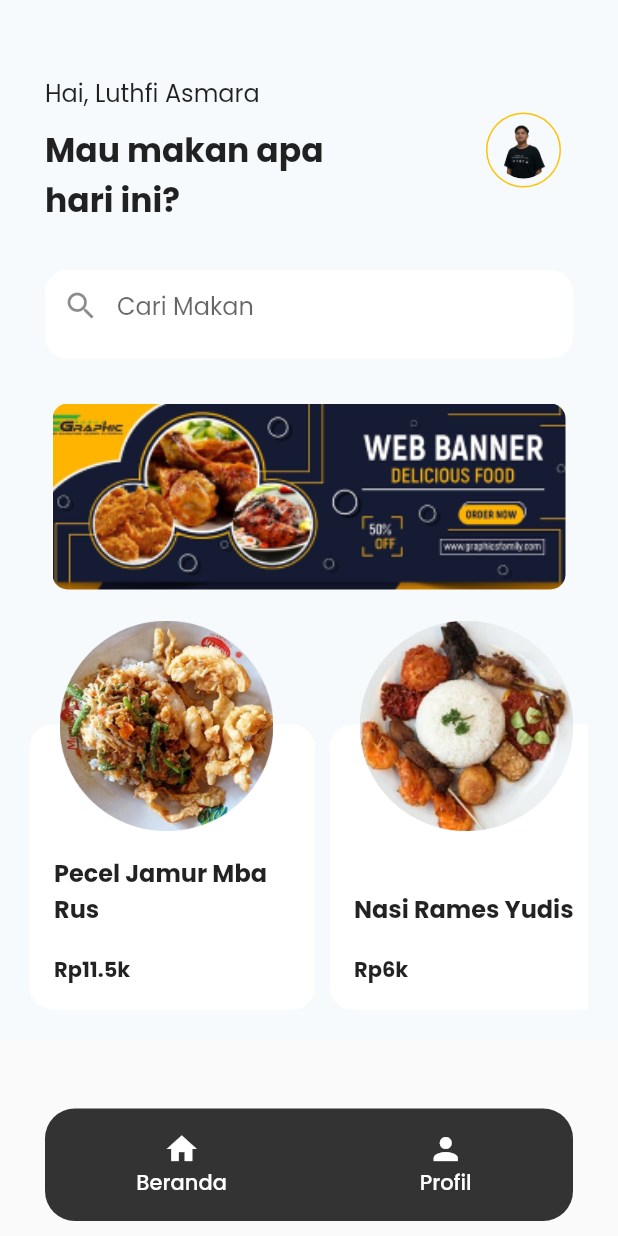
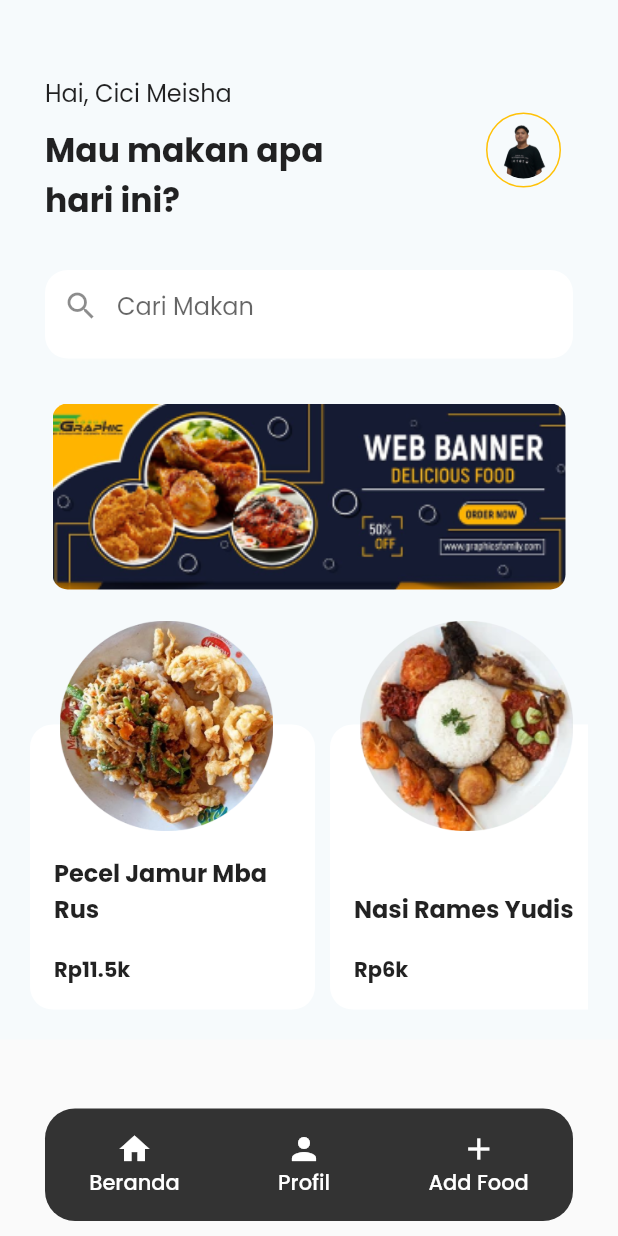
Before and after one commit to amccamikom/amcc-mobile-2021, a Flutter app: the HomepageView screen opened by its route, on a phone screen of 412 x 824 dp. Run offline on Flutter 3.47's test engine with Material 2 defaults, Android fonts, the light colour scheme and no system bars; our stand-ins replace get, google_fonts, webview_flutter.

Commit message:
add simple state

```diff
--- a/lib/controller/home_controller.dart
+++ b/lib/controller/home_controller.dart
@@ -7,6 +7,8 @@ import '../model/makanan.dart';
 
 class HomeController extends GetxController {
   RxList<Makanan> daftarMakanan = <Makanan>[].obs;
+  String namaUser = 'Cici Meisha';
+  String imageUrl = 'assets/luthfi.png';
 
   void getDataMakanan() async {
     var data = await rootBundle.loadString('assets/json/data.json');
@@ -38,6 +40,18 @@ class HomeController extends GetxController {
         .toList();
   }
 
+  void addFood() {
+    var makanan = Makanan(
+      nama: 'Bawang Putih',
+      deskripsi: 'Bawang putih dari alam',
+      harga: '3k',
+      rating: 4.5,
+      imagePath: 'assets/bawang.png',
+    );
+
+    daftarMakanan.add(makanan);
+  }
+
   @override
   void onInit() {
     getDataMakanan();
--- a/lib/homepage.dart
+++ b/lib/homepage.dart
@@ -9,8 +9,6 @@ import 'controller/home_controller.dart';
 
 class HomepageView extends StatelessWidget {
   const HomepageView({Key? key}) : super(key: key);
-
-  get namaUser => 'Luthfi Asmara';
 
   @override
   Widget build(BuildContext context) {
@@ -54,6 +52,19 @@ class HomepageView extends StatelessWidget {
                       )
                     ],
                   ))),
+              TextButton(
+                  onPressed: () => homeController.addFood(),
+                  child: Container(
+                      child: Column(
+                    mainAxisAlignment: MainAxisAlignment.center,
+                    children: [
+                      Icon(Icons.add, color: Colors.white),
+                      Text(
+                        'Add Food',
+                        style: GoogleFonts.poppins(color: Colors.white),
+                      )
+                    ],
+                  ))),
             ],
           )),
       body: Container(
@@ -68,7 +79,7 @@ class HomepageView extends StatelessWidget {
                   child: Column(
                       crossAxisAlignment: CrossAxisAlignment.start,
                       children: [
-                        Text('Hai, $namaUser',
+                        Text('Hai, ${homeController.namaUser}',
                             style: GoogleFonts.poppins(
                                 fontSize: 16, fontWeight: FontWeight.w400)),
                         SizedBox(
@@ -100,7 +111,7 @@ class HomepageView extends StatelessWidget {
                       decoration: BoxDecoration(
                         borderRadius: BorderRadius.circular(100),
                         image: DecorationImage(
-                          image: AssetImage('assets/luthfi.png'),
+                          image: AssetImage(homeController.imageUrl),
                         ),
                       ),
                     ),
```
Also changed, not shown: lib/profile_view.dart (+7 -11 lines).
